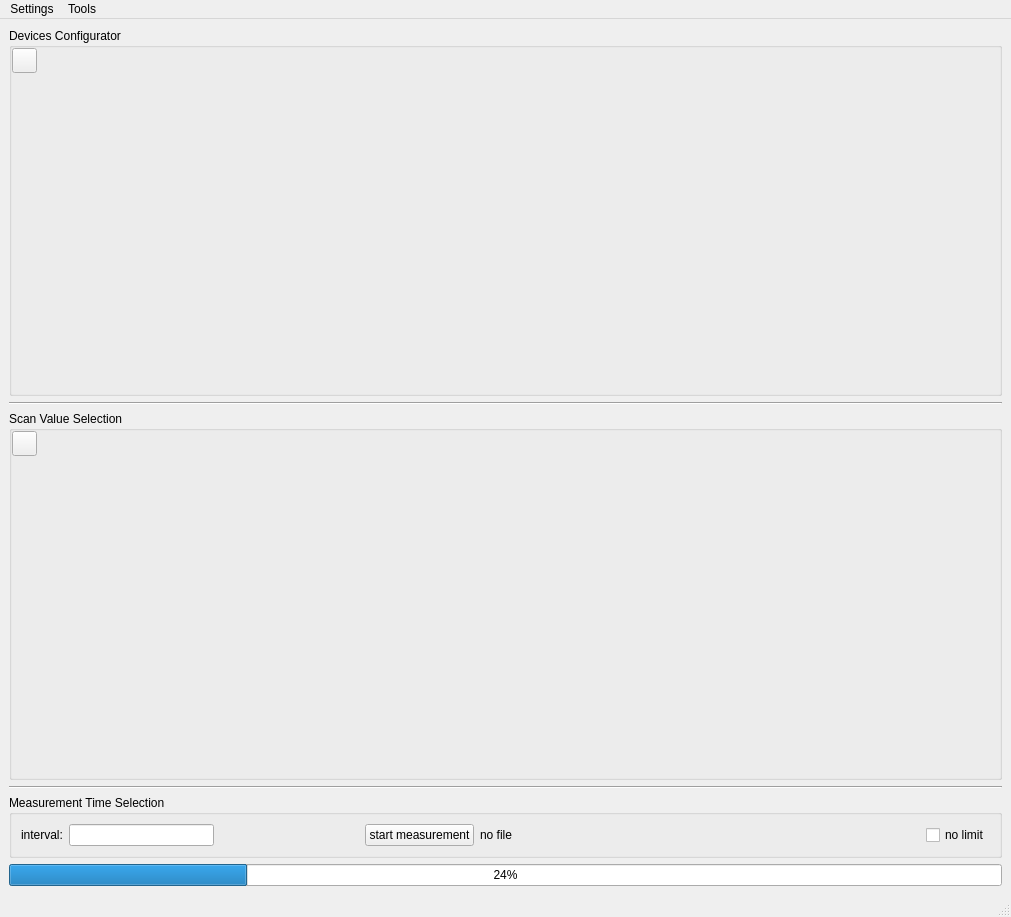
Before: the Qt Designer form src/mainwindow.ui in marvin5300/general-purpose-control, drawn with Qt 5.
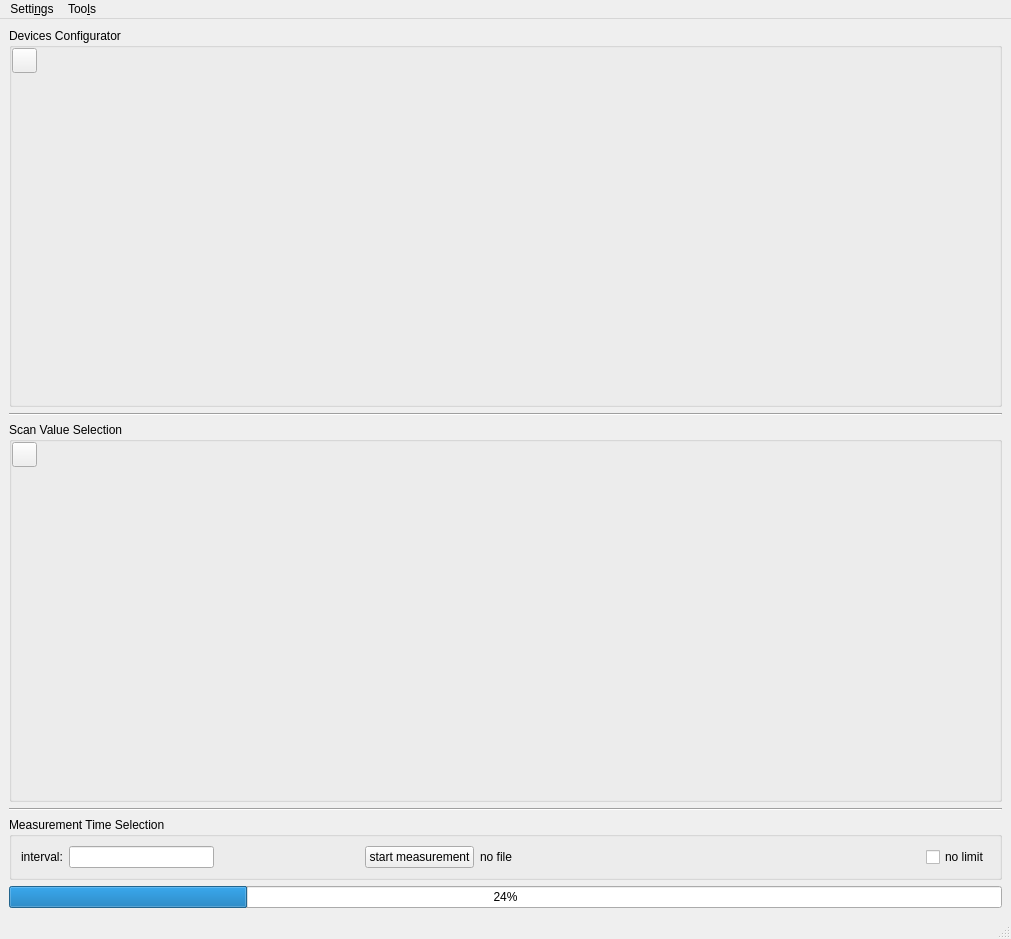
After: the same form once the commit is applied.

Patch:
```diff
--- a/src/mainwindow.ui
+++ b/src/mainwindow.ui
@@ -7,7 +7,7 @@
     <x>0</x>
     <y>0</y>
     <width>1011</width>
-    <height>917</height>
+    <height>939</height>
    </rect>
   </property>
   <property name="windowTitle">
@@ -312,19 +312,19 @@
      <x>0</x>
      <y>0</y>
      <width>1011</width>
-     <height>25</height>
+     <height>23</height>
     </rect>
    </property>
    <widget class="QMenu" name="menuSettings">
     <property name="title">
-     <string>Settings</string>
+     <string>Setti&amp;ngs</string>
     </property>
     <addaction name="actionopen_settings"/>
     <addaction name="actionselect_output_file"/>
    </widget>
    <widget class="QMenu" name="menuTools">
     <property name="title">
-     <string>Tools</string>
+     <string>Too&amp;ls</string>
     </property>
     <addaction name="actionSerial_Console"/>
    </widget>
```
Left out of the diff: 10 changed lines with no effect on the pictures.
